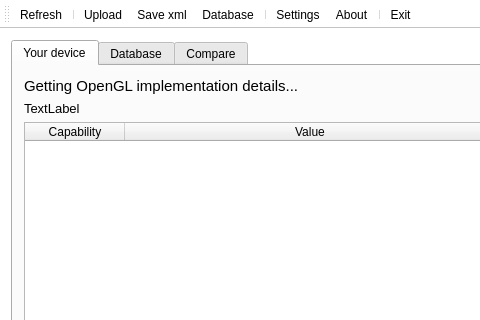
Before: the Qt Designer form glCapsViewer.ui in SaschaWillems/glCapsViewer, drawn with Qt 5; both pictures show x 0 to 480 and y 0 to 320 of the 997 by 817 pixel window.
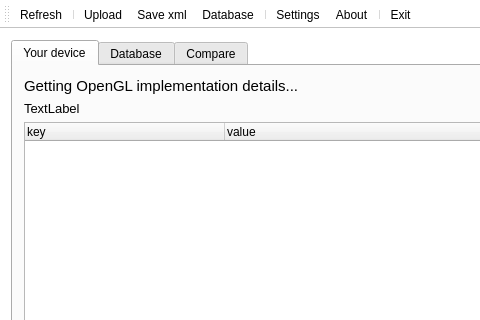
After: the same form once the commit is applied. Icons and pictures are not drawn.

Commit message: Replaced tableWidgtes for device report with treeWidgets

Patch:
```diff
--- a/glCapsViewer.ui
+++ b/glCapsViewer.ui
@@ -99,15 +99,9 @@
           <item>
            <layout class="QHBoxLayout" name="horizontalLayout">
             <item>
-             <widget class="QTableWidget" name="tableWidgetImplementation">
-              <property name="sizePolicy">
-               <sizepolicy hsizetype="Expanding" vsizetype="Expanding">
-                <horstretch>0</horstretch>
-                <verstretch>0</verstretch>
-               </sizepolicy>
-              </property>
-              <property name="sizeAdjustPolicy">
-               <enum>QAbstractScrollArea::AdjustIgnored</enum>
+             <widget class="QTreeWidget" name="treeWidget">
+              <property name="styleSheet">
+               <string notr="true">QTreeView::item { height: 24px;}</string>
               </property>
               <property name="editTriggers">
                <set>QAbstractItemView::NoEditTriggers</set>
@@ -115,26 +109,23 @@
               <property name="alternatingRowColors">
                <bool>true</bool>
               </property>
-              <property name="selectionMode">
-               <enum>QAbstractItemView::NoSelection</enum>
+              <property name="indentation">
+               <number>10</number>
               </property>
-              <property name="showGrid">
-               <bool>false</bool>
-              </property>
-              <property name="columnCount">
-               <number>2</number>
-              </property>
-              <attribute name="horizontalHeaderStretchLastSection">
+              <attribute name="headerDefaultSectionSize">
+               <number>200</number>
+              </attribute>
+              <attribute name="headerStretchLastSection">
                <bool>true</bool>
               </attribute>
               <column>
                <property name="text">
-                <string>Capability</string>
+                <string>key</string>
                </property>
               </column>
               <column>
                <property name="text">
-                <string>Value</string>
+                <string>value</string>
                </property>
               </column>
              </widget>
```
Left out of the diff: 18 changed lines with no effect on the pictures. The commit also changes 2 other files.
